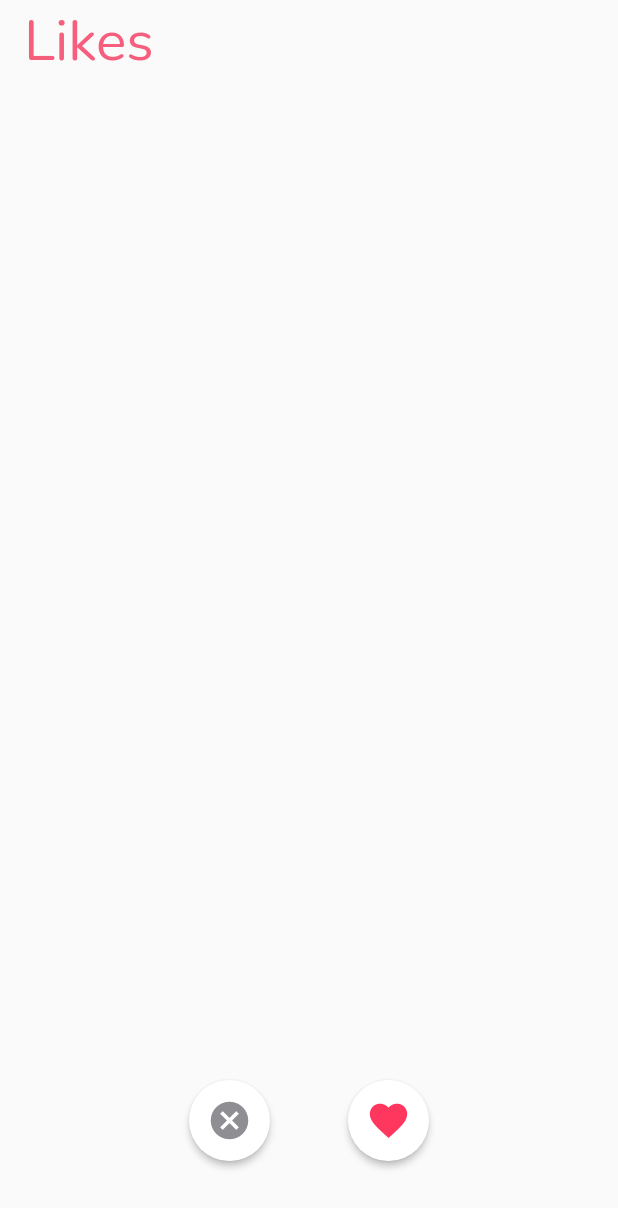
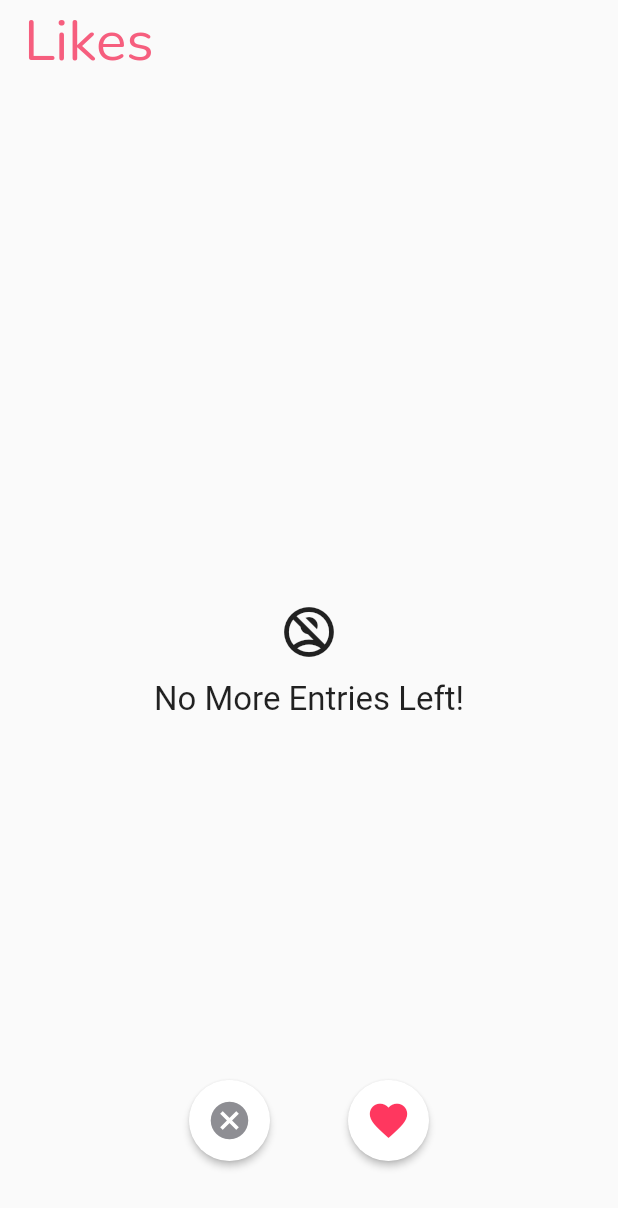
Before and after one commit to aniansh19019/perfect_flatmate, a Flutter app: the Likes screen opened directly, on a phone screen of 412 x 824 dp. Shown: the top 1208 px of the screen. Run offline on Flutter 3.47's test engine with Material 2 defaults, Android fonts, the light colour scheme and no system bars; drawn by our look-alikes of swipe_cards; our stand-ins replace cloud_firestore, csc_picker, file_picker, firebase_auth, firebase_core, firebase_storage and 2 more; accounts and stored records are empty; generated files the repository leaves out were written again.

Commit message:
Minor changes

```diff
--- a/lib/pages/likes.dart
+++ b/lib/pages/likes.dart
@@ -18,8 +18,15 @@ class _LikesState extends State<Likes> {
   Future<List<SwipeItem>?>? swipeItemsFuture;
 
   @override
+  void initState() {
+    // TODO: implement initState
+    swipeItemsFuture = DataHelper.getLikes();
+    super.initState();
+  }
+
+  @override
   Widget build(BuildContext context) {
-    swipeItemsFuture = DataHelper.getLikes();
+
     return Scaffold(
       appBar: AppBar(title: Text("Likes")),
       body: Container(
--- a/lib/widgets/swipe_card_widget.dart
+++ b/lib/widgets/swipe_card_widget.dart
@@ -95,7 +95,8 @@ class CardHolder extends StatelessWidget
 {
   final Widget child;
   final Color color;
-  const CardHolder({super.key, required this.child, this.color = Colors.grey});
+  final double elevation;
+  const CardHolder({super.key, required this.child, this.color = Colors.grey, this.elevation = 10});
 
   @override
   Widget build(BuildContext context) {
@@ -105,7 +106,7 @@ class CardHolder extends StatelessWidget
       child: Padding(
         padding: const EdgeInsets.fromLTRB(20, 20, 20, 20),
         child: Card(
-          elevation: 10,
+          elevation: elevation,
           color: color,
           shape: RoundedRectangleBorder(
               borderRadius: BorderRadius.circular(20)
--- a/lib/widgets/swipe_view.dart
+++ b/lib/widgets/swipe_view.dart
@@ -35,21 +35,35 @@ class _SwipeViewState extends State<SwipeView>
             matchEngine = MatchEngine(swipeItems: swipeItems);
             return Stack(
               children: [
+                Center(
+                  child: Column(
+                    mainAxisAlignment: MainAxisAlignment.center,
+                    children: [
+                      Icon(Icons.no_accounts_outlined, size: 40,),
+                      SizedBox(height: 12,),
+                      Text("No More Entries Left!", style:CustomTheme.h1),
+                    ],
+                  )),
                 SwipeCards(
                   upSwipeAllowed: false,
                 matchEngine: matchEngine!,
-                onStackFinished: () {},
+                onStackFinished: ()
+                {
+                  // isStackEmpty
+                },
                 likeTag: Container(
+                  padding: EdgeInsets.all(10),
                   child: Icon(
                     Icons.favorite,
-                    color: Colors.pinkAccent,
-                    size: 50,
+                    color: Colors.pinkAccent.withAlpha(128),
+                    size: 160,
                     )),
                 nopeTag: Container(
+                  padding: EdgeInsets.all(10),
                   child: Icon(
-                    Icons.cancel_outlined,
-                    color: Colors.black,
-                    size: 50,
+                    Icons.cancel_rounded,
+                    color: Colors.black.withAlpha(128),
+                    size: 160,
                     )),
                 itemBuilder: (context, index)
                 {
```
Also changed, not shown: lib/pages/explore.dart (+8 -1 lines), lib/widgets/list_view.dart (added, +19 -0 lines).
